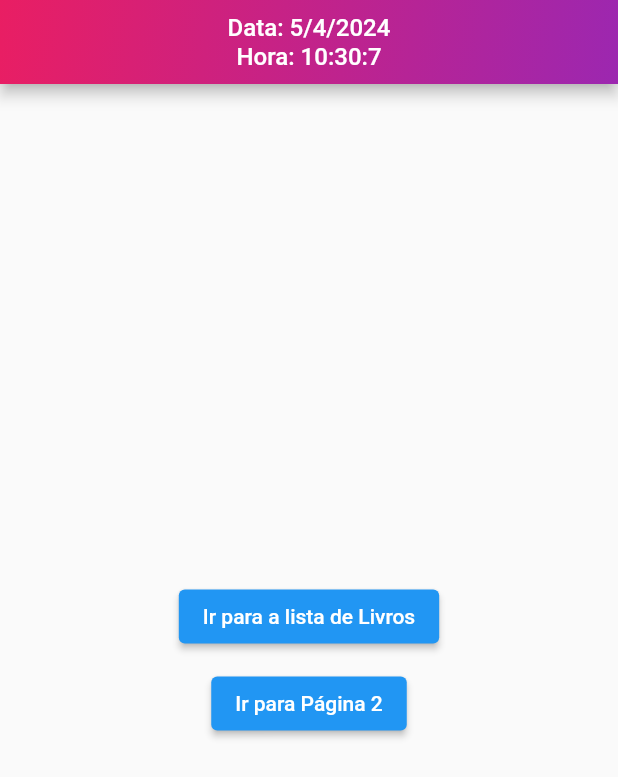
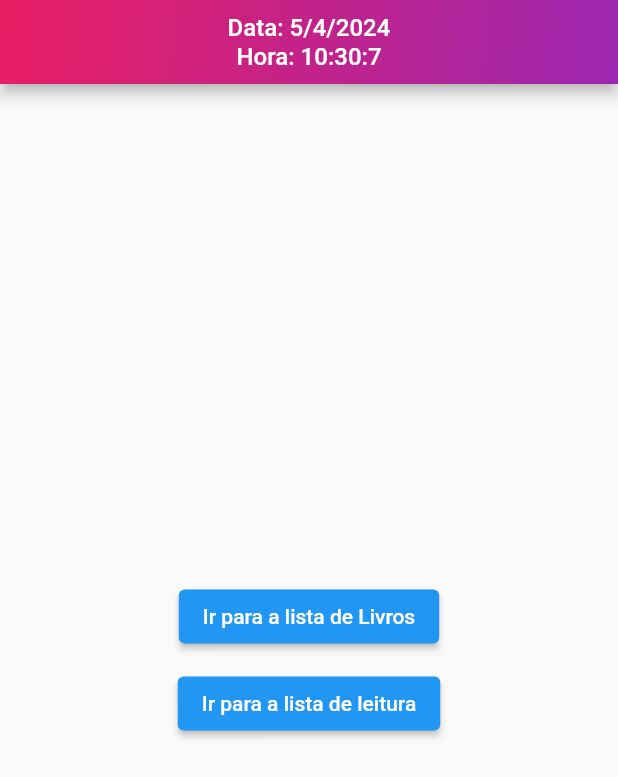
Before and after one commit to ViMontini/Lista-de-Leitura, a Flutter app: the screen it shows after launch, on a phone screen of 412 x 824 dp. Shown: the top 777 px of the screen. Run offline on Flutter 3.47's test engine with Material 2 defaults, Android fonts, the phone set to English and light mode, and no system bars; our stand-ins replace sqflite; missing offline and left inert: google_books_api; accounts and stored records are empty.

```diff
--- a/analysis_options.yaml
+++ b/analysis_options.yaml
@@ -13,7 +13,8 @@ linter:
   # The lint rules applied to this project can be customized in the
   # section below to disable rules from the `package:flutter_lints/flutter.yaml`
   # included above or to enable additional rules. A list of all available lints
-  # and their documentation is published at https://dart.dev/lints.
+  # and their documentation is published at
+  # https://dart-lang.github.io/linter/lints/index.html.
   #
   # Instead of disabling a lint rule for the entire project in the
   # section below, it can also be suppressed for a single line of code
--- a/lib/controller/google_books.dart
+++ b/lib/controller/google_books.dart
@@ -1,7 +1,7 @@
 import 'package:google_books_api/google_books_api.dart';
 
 Future<void> fetchBooks() async {
-  final List<Book> books = await GoogleBooksApi().searchBooks(
+  final List<Book> books = await const GoogleBooksApi().searchBooks(
     'book',
     maxResults: 20,
     printType: PrintType.books,
--- a/lib/main.dart
+++ b/lib/main.dart
@@ -1,22 +1,27 @@
 import 'package:flutter/material.dart';
 import 'package:lista_leitura/page/home_page.dart';
 import 'package:lista_leitura/page/lista_livros.dart';
+import 'package:lista_leitura/page/lista_leitura.dart';
+import 'package:lista_leitura/controller/utils.dart';
 
 void main() {
-  runApp(MyApp());
+  runApp(const MyApp());
 }
 
 class MyApp extends StatelessWidget {
+  const MyApp({super.key});
+
   @override
   Widget build(BuildContext context) {
     return MaterialApp(
       title: 'Navegação entre Páginas',
       initialRoute: '/',
       routes: {
-        '/': (context) => HomePage(),
-        '/listaLivros': (context) => ListaLivrosPage(),
-        '/listaLeitura': (context) => ListaLeituraPage(),
-
+        '/': (context) => const HomePage(),
+        '/listaLivros': (context) => const ListaLivrosPage(
+          adicionarLivroListaLeitura: adicionarLivroListaLeitura,
+        ),
+        '/listaLeitura': (context) => const ListaLeituraPage(),
       },
     );
   }
--- a/lib/page/home_page.dart
+++ b/lib/page/home_page.dart
@@ -2,6 +2,8 @@ import 'package:flutter/material.dart';
 import 'dart:async';
 
 class HomePage extends StatefulWidget {
+  const HomePage({super.key});
+
   @override
   _HomePageState createState() => _HomePageState();
 }
@@ -14,7 +16,7 @@ class _HomePageState extends State<HomePage> {
     super.initState();
     _dateTime = DateTime.now();
     // Atualiza a data e hora a cada segundo
-    Timer.periodic(Duration(seconds: 1), (timer) {
+    Timer.periodic(const Duration(seconds: 1), (timer) {
       setState(() {
         _dateTime = DateTime.now();
       });
@@ -26,7 +28,7 @@ class _HomePageState extends State<HomePage> {
     return Scaffold(
       appBar: AppBar(
         flexibleSpace: Container(
-          decoration: BoxDecoration(
+          decoration: const BoxDecoration(
             gradient: LinearGradient(
               colors: [Colors.pink, Colors.purple],
               begin: Alignment.topLeft,
@@ -40,11 +42,11 @@ class _HomePageState extends State<HomePage> {
             children: [
               Text(
                 'Data: ${_dateTime.day}/${_dateTime.month}/${_dateTime.year}',
-                style: TextStyle(fontSize: 16, color: Colors.white),
+                style: const TextStyle(fontSize: 16, color: Colors.white),
               ),
               Text(
                 'Hora: ${_dateTime.hour}:${_dateTime.minute}:${_dateTime.second}',
-                style: TextStyle(fontSize: 16, color: Colors.white),
+                style: const TextStyle(fontSize: 16, color: Colors.white),
               ),
             ],
           ),
@@ -58,14 +60,14 @@ class _HomePageState extends State<HomePage> {
               onPressed: () {
                 Navigator.pushNamed(context, '/listaLivros');
               },
-              child: Text('Ir para a lista de Livros'),
+              child: const Text('Ir para a lista de Livros'),
             ),
-            SizedBox(height: 10),
+            const SizedBox(height: 10),
             ElevatedButton(
               onPressed: () {
-                Navigator.pushNamed(context, '/pagina2');
+                Navigator.pushNamed(context, '/listaLeitura');
               },
-              child: Text('Ir para Página 2'),
+              child: const Text('Ir para a lista de leitura'),
             ),
           ],
         ),
```
Also changed, not shown: lib/controller/database_helper.dart (added, +72 -0 lines), lib/controller/utils.dart (added, +23 -0 lines), lib/model/livro_model.dart (added, +22 -0 lines), lib/page/lista_leitura.dart (+50 -2 lines), lib/page/lista_livros.dart (+21 -15 lines), pubspec.yaml (+6 -4 lines), pubspec.lock, 14 other files.
